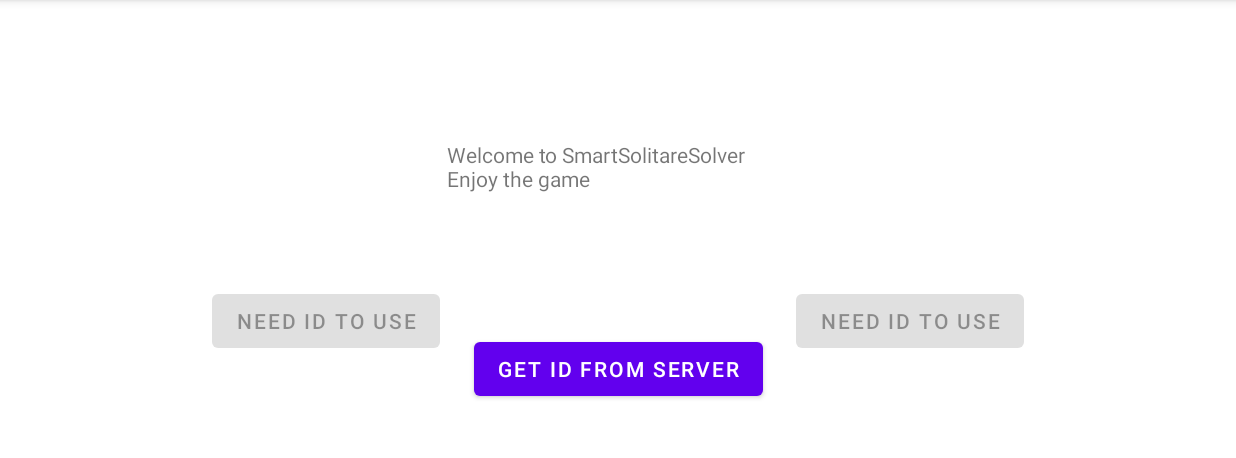
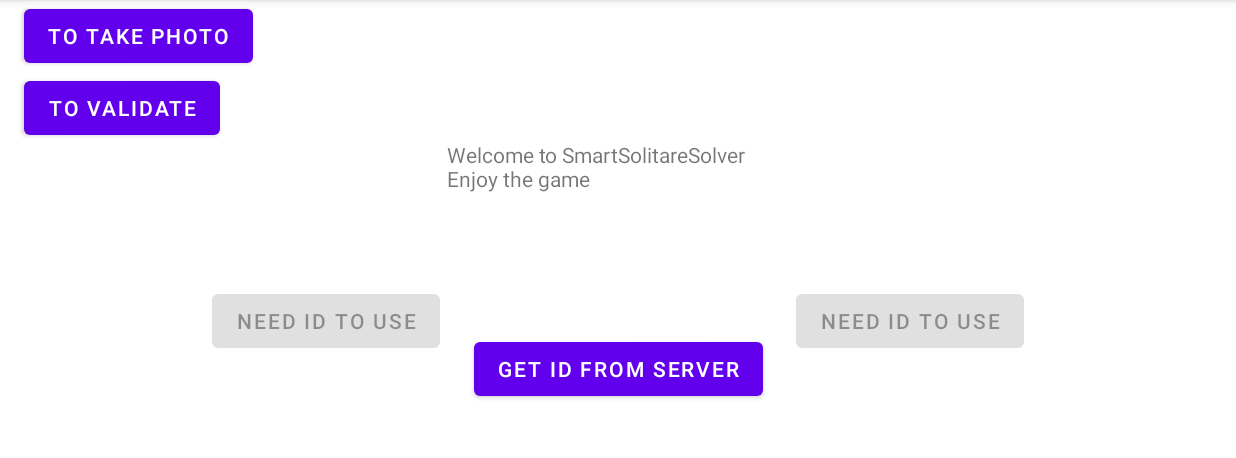
Before and after one commit to kasperbuurDK/CDIOandroidAPP, an Android app: the screen it shows after launch (MainActivity), on a phone screen of 824 x 412 dp (held sideways), the part 84-542 px from its top. Run offline under Robolectric (Android 15) with nearby library versions, the phone set to English and light mode, and no system bars.

Commit message:
kasper tuesday working on stable game ID and user experience added dev buttons to MainActivity.kt

```diff
--- a/app/src/main/java/com/CDIOgroup18/cameraxapp/MainActivity.kt
+++ b/app/src/main/java/com/CDIOgroup18/cameraxapp/MainActivity.kt
@@ -11,7 +11,6 @@ import androidx.appcompat.app.AppCompatActivity
 import kotlinx.android.synthetic.main.activity_main.*
 import java.util.concurrent.Executor
 import java.util.concurrent.Executors
-import kotlin.properties.Delegates
 
 class MainActivity : AppCompatActivity() {
 
@@ -59,9 +58,16 @@ class MainActivity : AppCompatActivity() {
         activeGame_button.setOnClickListener { goToTakePhoto() }
         startNewGame_Button.setOnClickListener { startNewGameAtServer() }
         requestID_Button.setOnClickListener { getIDfromServer() }
+        dev_button_1_toTakePhoto.setOnClickListener { goToTakePhoto() }
+        dev_button_2_toValidate.setOnClickListener { goToValidate()}
 
         updateUserView()
 
+    }
+
+    private fun goToValidate() {
+        intent = Intent(this, ValidateActivity::class.java)
+        startActivity(intent)
     }
 
     private fun updateUserView() {
--- a/app/src/main/res/layout/activity_main.xml
+++ b/app/src/main/res/layout/activity_main.xml
@@ -53,8 +53,25 @@
         android:layout_width="wrap_content"
         android:layout_height="wrap_content"
         android:layout_marginTop="8dp"
-        android:text="Get ID from server"
+        android:text="@string/get_id_from_server"
         app:layout_constraintEnd_toEndOf="@+id/progressBar2"
         app:layout_constraintStart_toStartOf="@+id/progressBar2"
         app:layout_constraintTop_toBottomOf="@+id/progressBar2" />
+
+    <Button
+        android:id="@+id/dev_button_1_toTakePhoto"
+        android:layout_width="wrap_content"
+        android:layout_height="wrap_content"
+        android:layout_marginStart="16dp"
+        android:text="@string/to_take_photo"
+        app:layout_constraintStart_toStartOf="parent"
+        app:layout_constraintTop_toTopOf="parent" />
+
+    <Button
+        android:id="@+id/dev_button_2_toValidate"
+        android:layout_width="wrap_content"
+        android:layout_height="wrap_content"
+        android:text="@string/to_validate"
+        app:layout_constraintStart_toStartOf="@+id/dev_button_1_toTakePhoto"
+        app:layout_constraintTop_toBottomOf="@+id/dev_button_1_toTakePhoto" />
 </androidx.constraintlayout.widget.ConstraintLayout>
--- a/app/src/main/res/values/strings.xml
+++ b/app/src/main/res/values/strings.xml
@@ -18,5 +18,8 @@
     <string name="start_new_game">Start New Game</string>
     <string name="to_menu">To Menu</string>
     <string name="to_active_game">To Active Game </string>
+    <string name="get_id_from_server">Get ID from server</string>
+    <string name="to_take_photo">To take photo</string>
+    <string name="to_validate">To validate</string>
 
 </resources>
```
